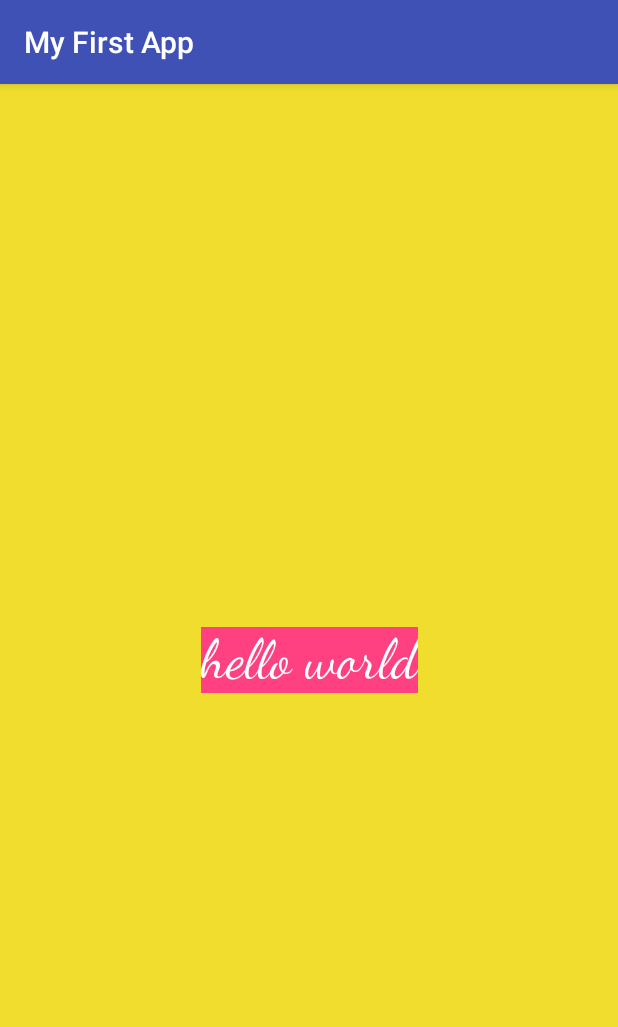
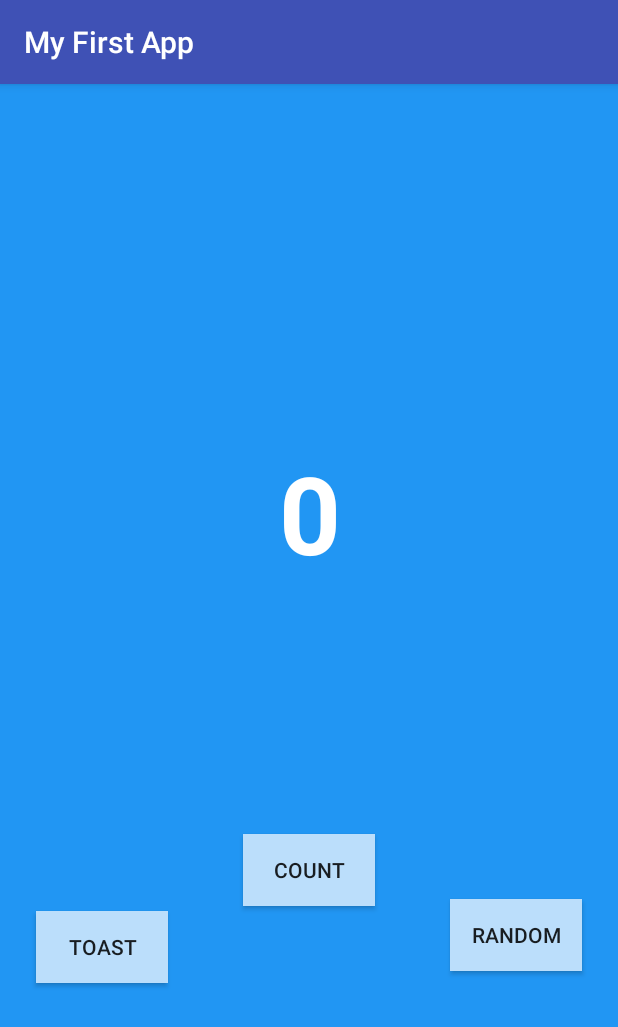
Before and after one commit to Elenaires/Build-your-first-android-app-in-Java, an Android app: the screen it shows after launch (MainActivity), on a phone screen of 412 x 824 dp. Shown: the top 1027 px of the screen. Run offline under Robolectric (Android 15) with nearby library versions, the phone set to English and light mode, and no system bars.

Commit message:
added buttons and toast

```diff
--- a/app/src/main/java/com/example/myfirstapp/MainActivity.java
+++ b/app/src/main/java/com/example/myfirstapp/MainActivity.java
@@ -2,6 +2,8 @@ package com.example.myfirstapp;
 
 import android.support.v7.app.AppCompatActivity;
 import android.os.Bundle;
+import android.view.View;
+import android.widget.Toast;
 
 public class MainActivity extends AppCompatActivity {
 
@@ -10,4 +12,15 @@ public class MainActivity extends AppCompatActivity {
         super.onCreate(savedInstanceState);
         setContentView(R.layout.activity_main);
     }
+
+    /**
+     * show a toast
+     * @param view -- the view that is clicked
+     */
+    public void toastMe(View view)
+    {
+        // Toast myToast = Toast.makeText(this, message, duration);
+        Toast myToast = Toast.makeText(this, "Hello Toast!", Toast.LENGTH_SHORT);
+        myToast.show();
+    }
 }
--- a/app/src/main/res/layout/activity_main.xml
+++ b/app/src/main/res/layout/activity_main.xml
@@ -8,16 +8,65 @@
     tools:context="com.example.myfirstapp.MainActivity">
 
     <TextView
+        android:id="@+id/textView"
         android:layout_width="wrap_content"
         android:layout_height="wrap_content"
-        android:background="@color/colorAccent"
-        android:fontFamily="cursive"
+        android:fontFamily="sans-serif"
         android:text="@string/hello_world_text"
         android:textColor="@android:color/white"
-        android:textSize="36sp"
+        android:textSize="72sp"
+        android:textStyle="bold"
+        app:layout_constraintBottom_toBottomOf="parent"
+        app:layout_constraintHorizontal_bias="0.501"
+        app:layout_constraintLeft_toLeftOf="parent"
+        app:layout_constraintRight_toRightOf="parent"
+        app:layout_constraintTop_toTopOf="parent"
+        app:layout_constraintVertical_bias="0.354" />
+
+    <Button
+        android:id="@+id/toast_button"
+        android:layout_width="wrap_content"
+        android:layout_height="wrap_content"
+        android:layout_marginBottom="8dp"
+        android:layout_marginLeft="24dp"
+        android:layout_marginTop="56dp"
+        android:background="@color/buttonBackground"
+        android:text="Toast"
+        android:onClick="toastMe"
         app:layout_constraintBottom_toBottomOf="parent"
         app:layout_constraintLeft_toLeftOf="parent"
+        app:layout_constraintStart_toStartOf="parent"
+        app:layout_constraintTop_toBottomOf="@+id/textView" />
+
+    <Button
+        android:id="@+id/count_button"
+        android:layout_width="wrap_content"
+        android:layout_height="wrap_content"
+        android:layout_marginBottom="8dp"
+        android:layout_marginTop="112dp"
+        android:background="@color/buttonBackground"
+        android:text="Count"
+        app:layout_constraintBottom_toBottomOf="parent"
+        app:layout_constraintLeft_toRightOf="@+id/toast_button"
+        app:layout_constraintRight_toLeftOf="@+id/random_button"
+        app:layout_constraintTop_toBottomOf="@+id/textView"
+        app:layout_constraintVertical_bias="0.204" />
+
+    <Button
+        android:id="@+id/random_button"
+        android:layout_width="wrap_content"
+        android:layout_height="wrap_content"
+        android:layout_marginBottom="8dp"
+        android:layout_marginRight="24dp"
+        android:layout_marginTop="64dp"
+        android:background="@color/buttonBackground"
+        android:text="Random"
+        app:layout_constraintBottom_toBottomOf="parent"
         app:layout_constraintRight_toRightOf="parent"
-        app:layout_constraintTop_toTopOf="parent" />
+        app:layout_constraintTop_toBottomOf="@+id/textView"
+        app:layout_constraintVertical_bias="0.463" />
+
+
+
 
 </android.support.constraint.ConstraintLayout>
--- a/app/src/main/res/values/colors.xml
+++ b/app/src/main/res/values/colors.xml
@@ -3,5 +3,6 @@
     <color name="colorPrimary">#3F51B5</color>
     <color name="colorPrimaryDark">#303F9F</color>
     <color name="colorAccent">#FF4081</color>
-    <color name="screenBackground">#f0dd2d</color>
+    <color name="screenBackground">#2196F3</color>
+    <color name="buttonBackground">#bbdefb</color>
 </resources>
--- a/app/src/main/res/values/strings.xml
+++ b/app/src/main/res/values/strings.xml
@@ -1,4 +1,4 @@
 <resources>
     <string name="app_name">My First App</string>
-    <string name="hello_world_text">hello world</string>
+    <string name="hello_world_text">0</string>
 </resources>
```
